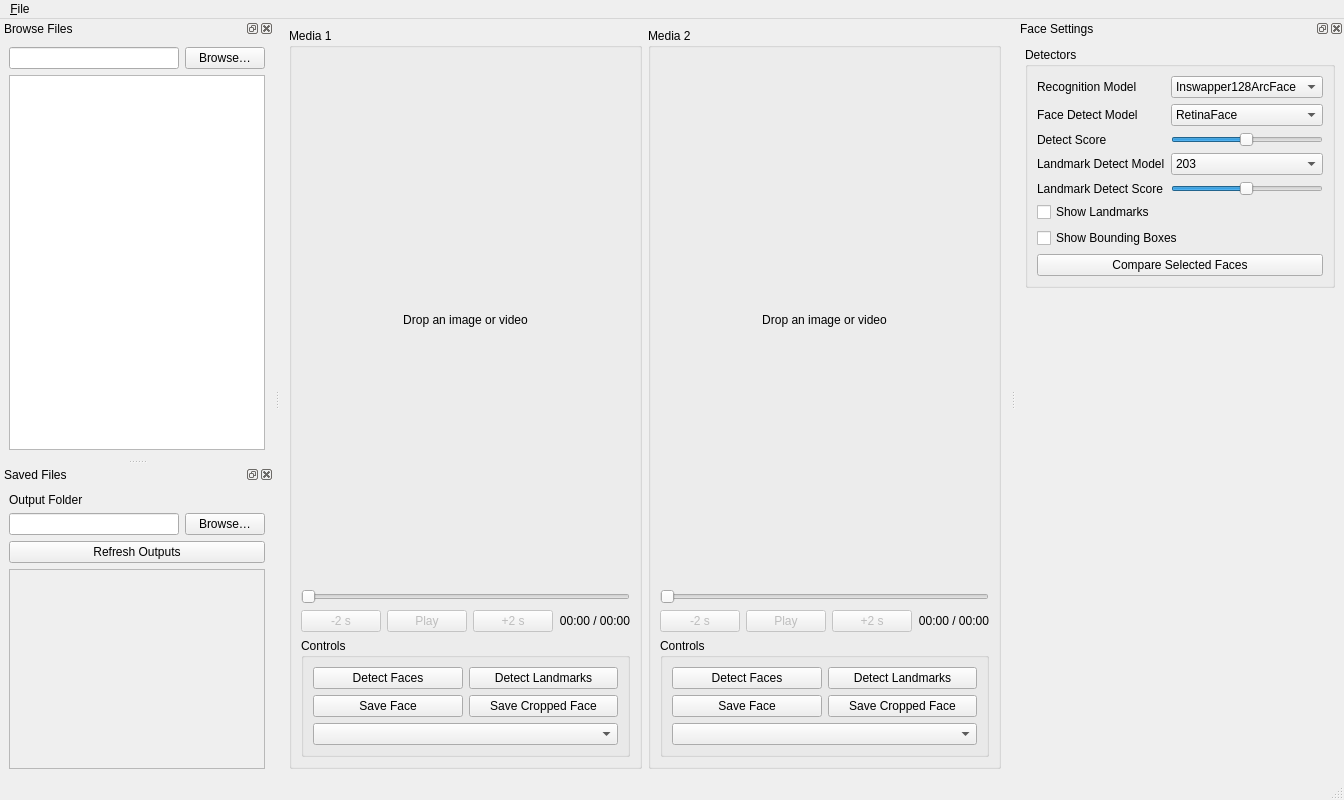
Above: faceshapelab/ui/core/MainWindow.ui from mr-szgz/faceshapelab before the change. Below: the same form after it.
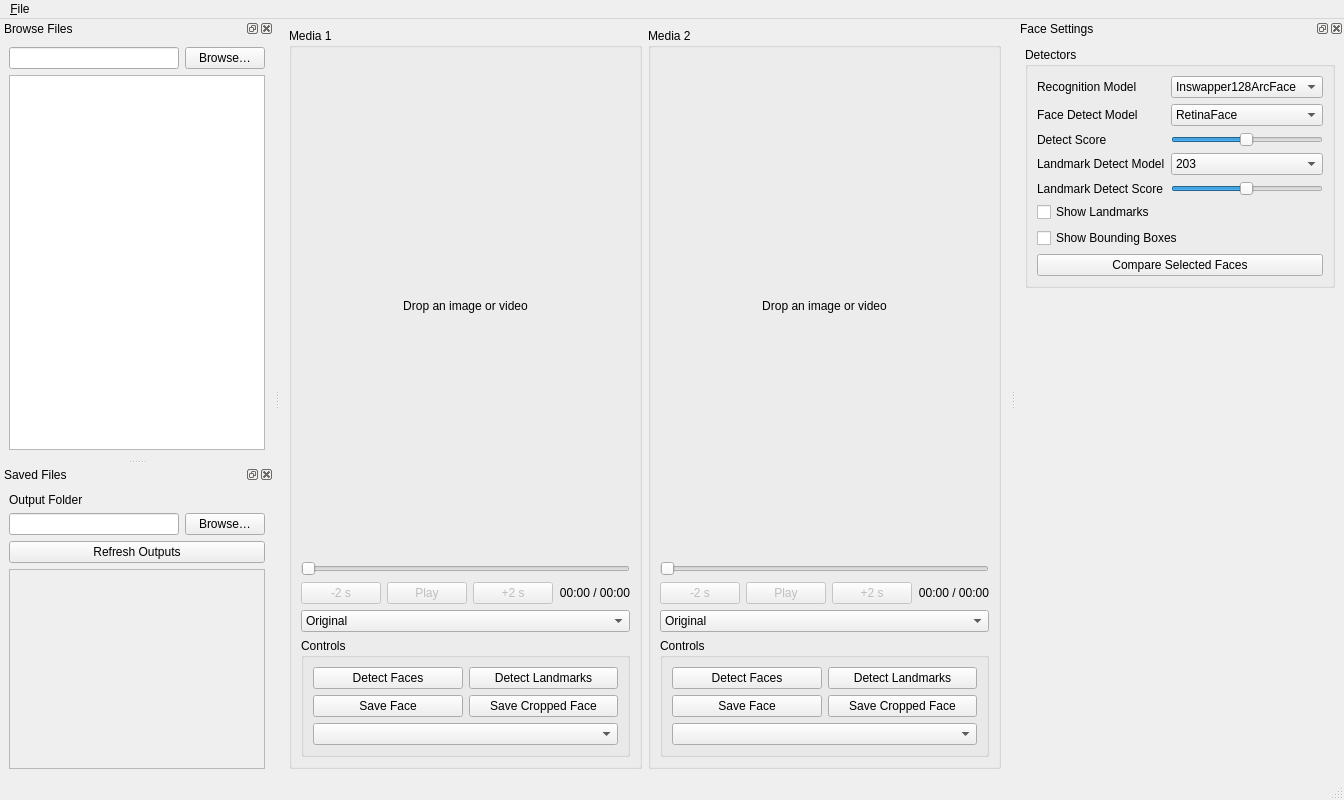
That is the form after the change.

Commit message: Prepare 0.2.0 release with automatic aligned face previews and online installer

The edit to the form file:
```diff
--- a/faceshapelab/ui/core/MainWindow.ui
+++ b/faceshapelab/ui/core/MainWindow.ui
@@ -23,7 +23,7 @@
       <property name="title">
        <string>Media 1</string>
       </property>
-      <layout class="QVBoxLayout" name="leftPanelLayout" stretch="1,0,0">
+      <layout class="QVBoxLayout" name="leftPanelLayout" stretch="1,0,0,0">
        <item>
         <widget class="QLabel" name="leftImage">
          <property name="sizePolicy">
@@ -143,6 +143,18 @@
          </item>
         </layout>
        </item>
+       <item>
+        <widget class="QComboBox" name="leftPreviewModeComboBox">
+         <property name="accessibleName">
+          <string>Media 1 preview mode</string>
+         </property>
+         <property name="toolTip">
+          <string>Original image with annotations or the selected face aligned and cropped.</string>
+         </property>
+         <item><property name="text"><string>Original</string></property></item>
+         <item><property name="text"><string>Face</string></property></item>
+        </widget>
+       </item>
        <item>
         <widget class="QGroupBox" name="leftControls">
          <property name="title">
@@ -197,7 +209,7 @@
       <property name="title">
        <string>Media 2</string>
       </property>
-      <layout class="QVBoxLayout" name="rightPanelLayout" stretch="1,0,0">
+      <layout class="QVBoxLayout" name="rightPanelLayout" stretch="1,0,0,0">
        <item>
         <widget class="QLabel" name="rightImage">
          <property name="sizePolicy">
@@ -317,6 +329,18 @@
          </item>
         </layout>
        </item>
+       <item>
+        <widget class="QComboBox" name="rightPreviewModeComboBox">
+         <property name="accessibleName">
+          <string>Media 2 preview mode</string>
+         </property>
+         <property name="toolTip">
+          <string>Original image with annotations or the selected face aligned and cropped.</string>
+         </property>
+         <item><property name="text"><string>Original</string></property></item>
+         <item><property name="text"><string>Face</string></property></item>
+        </widget>
+       </item>
        <item>
         <widget class="QGroupBox" name="rightControls">
          <property name="title">
```
The commit also changes 17 other files.
